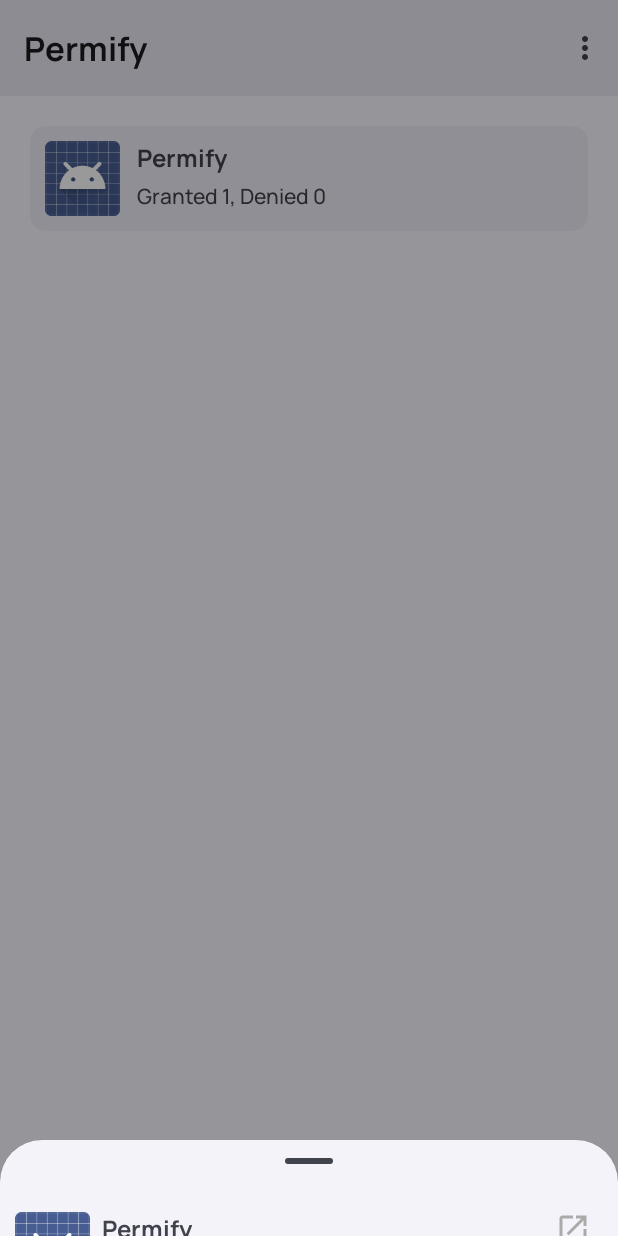
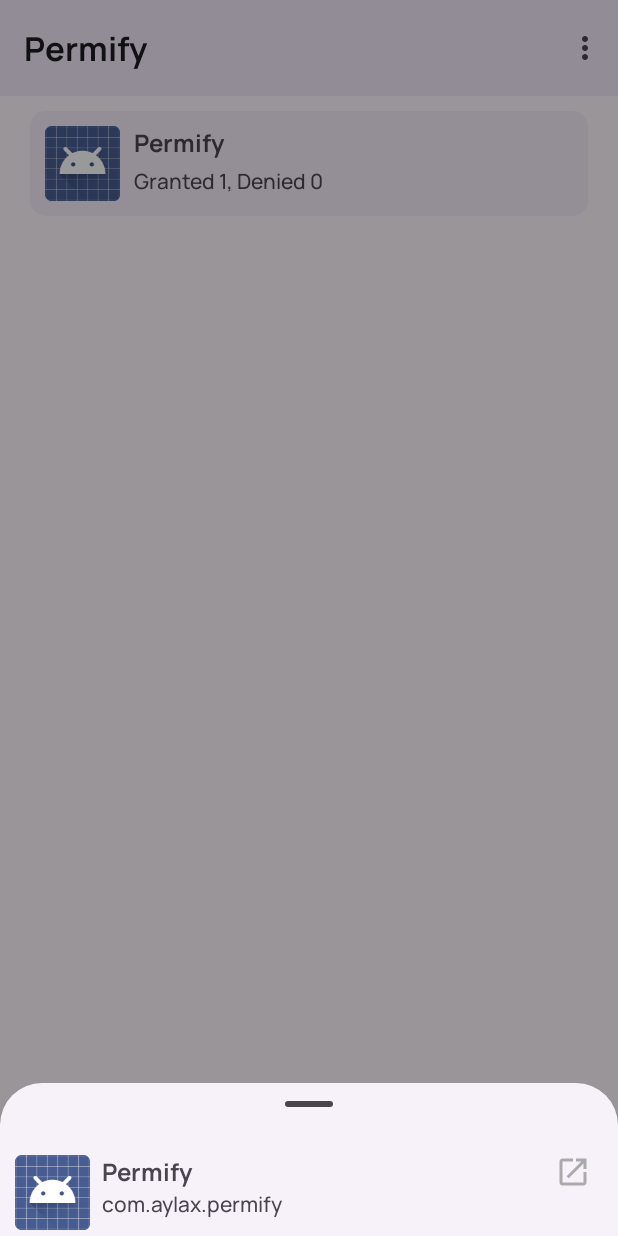
Before and after one commit to lazy-pr0grammer/Permify, an Android app: the screen it shows after launch (MainActivity), after a tap on "Permify", on a phone screen of 412 x 824 dp. Run offline under Robolectric (Android 15) with nearby library versions, the phone set to English and light mode, and no system bars.

Commit message:
Fixed runtime crash issue, Fixed scrolling issue, Minor improvements have been made to the design and improved performance.

```diff
--- a/app/src/main/AndroidManifest.xml
+++ b/app/src/main/AndroidManifest.xml
@@ -10,7 +10,6 @@
 
     <uses-permission android:name="android.permission.POST_NOTIFICATIONS" />
     <application
-        android:name=".App"
         android:allowBackup="true"
         android:icon="@mipmap/ic_launcher"
         android:label="@string/app_name"
--- a/app/src/main/java/com/aylax/permify/App.kt
+++ /dev/null
@@ -1,18 +0,0 @@
-package com.aylax.permify
-
-import android.app.Application
-import android.content.Context
-import com.google.android.material.color.DynamicColors
-
-class App : Application() {
-
-    override fun onCreate() {
-        super.onCreate()
-        context = this
-        DynamicColors.applyToActivitiesIfAvailable(this)
-    }
-
-    companion object {
-        lateinit var context: Context
-    }
-}
--- a/app/src/main/java/com/aylax/permify/data/repository/ApplicationRepository.kt
+++ b/app/src/main/java/com/aylax/permify/data/repository/ApplicationRepository.kt
@@ -1,17 +1,17 @@
 package com.aylax.permify.data.repository
 
+import android.content.Context
 import androidx.lifecycle.LiveData
 import androidx.lifecycle.MutableLiveData
 import com.aylax.library.api.AppManager
 import com.aylax.library.model.Application
-import com.aylax.permify.App
 import com.aylax.permify.utils.DiskExecutor
 
 class ApplicationRepository {
-    fun getApplications(isSystem: Boolean): LiveData<List<Application>> {
+    fun getApplications(context:Context,isSystem: Boolean): LiveData<List<Application>> {
         val result = MutableLiveData<List<Application>>()
         DiskExecutor()
-            .execute { result.postValue(AppManager(App.context).getApplications(isSystem)) }
+            .execute { result.postValue(AppManager(context).getApplications(isSystem)) }
         return result
     }
 }
--- a/app/src/main/java/com/aylax/permify/ui/details/PermissionFragment.kt
+++ b/app/src/main/java/com/aylax/permify/ui/details/PermissionFragment.kt
@@ -45,7 +45,7 @@ class PermissionFragment : BottomSheetDialogFragment(), PermissionAdapter.OnClic
             pkg.text = app.pkg_name
             viewModel.getPermissions(requireArguments(), Mode.AUTO)
                 .observe(this@PermissionFragment) {
-                    recyclerView.adapter = PermissionAdapter(it, this@PermissionFragment)
+                    recyclerView.adapter = it?.let { it1 -> PermissionAdapter(it1, this@PermissionFragment) }
                 }
             open.setOnClickListener {
                 MaterialAlertDialogBuilder(requireContext()).apply {
--- a/app/src/main/java/com/aylax/permify/ui/details/PermissionViewModel.kt
+++ b/app/src/main/java/com/aylax/permify/ui/details/PermissionViewModel.kt
@@ -11,7 +11,7 @@ class PermissionViewModel : ViewModel() {
     fun getPermissions(
         bundle: Bundle,
         mode: Int
-    ): LiveData<List<Permission>> {
+    ): LiveData<List<Permission>?> {
         return DataManager.getInstance().permissionRepository.getPermissions(bundle, mode)
     }
 }
--- a/app/src/main/java/com/aylax/permify/ui/main/MainActivity.kt
+++ b/app/src/main/java/com/aylax/permify/ui/main/MainActivity.kt
@@ -6,7 +6,6 @@ import android.view.Menu
 import android.view.MenuItem
 import android.view.View
 import androidx.appcompat.app.AppCompatActivity
-import androidx.core.view.WindowCompat
 import androidx.lifecycle.ViewModelProvider
 import androidx.recyclerview.widget.LinearLayoutManager
 import com.aylax.library.model.Application
@@ -23,7 +22,6 @@ class MainActivity : AppCompatActivity(), MainAdapter.OnClickListener {
     private lateinit var viewModel: MainViewModel
 
     override fun onCreate(savedInstanceState: Bundle?) {
-        WindowCompat.setDecorFitsSystemWindows(window, false)
         super.onCreate(savedInstanceState)
 
         binding = ActivityMainBinding.inflate(layoutInflater)
@@ -40,7 +38,7 @@ class MainActivity : AppCompatActivity(), MainAdapter.OnClickListener {
             setSupportActionBar(toolbar)
             Util.setToolbarFont(toolbar)
             recyclerView.layoutManager = LinearLayoutManager(this@MainActivity)
-            viewModel.loadApplications(system = false).observe(this@MainActivity) {
+            viewModel.loadApplications(applicationContext, false).observe(this@MainActivity) {
                 recyclerView.adapter = MainAdapter(it, this@MainActivity)
                 recyclerView.visibility = View.VISIBLE
                 indicator.visibility = View.GONE
@@ -60,7 +58,7 @@ class MainActivity : AppCompatActivity(), MainAdapter.OnClickListener {
                         binding.apply {
                             recyclerView.visibility = View.GONE
                             indicator.visibility = View.VISIBLE
-                            viewModel.loadApplications(false).observe(this@MainActivity) {
+                            viewModel.loadApplications(context, false).observe(this@MainActivity) {
                                 recyclerView.adapter = MainAdapter(it, this@MainActivity)
                                 recyclerView.visibility = View.VISIBLE
                                 indicator.visibility = View.GONE
@@ -71,7 +69,7 @@ class MainActivity : AppCompatActivity(), MainAdapter.OnClickListener {
                         binding.apply {
                             recyclerView.visibility = View.GONE
                             indicator.visibility = View.VISIBLE
-                            viewModel.loadApplications(true).observe(this@MainActivity) {
+                            viewModel.loadApplications(context, true).observe(this@MainActivity) {
                                 recyclerView.adapter = MainAdapter(it, this@MainActivity)
                                 recyclerView.visibility = View.VISIBLE
                                 indicator.visibility = View.GONE
--- a/app/src/main/java/com/aylax/permify/ui/main/MainViewModel.kt
+++ b/app/src/main/java/com/aylax/permify/ui/main/MainViewModel.kt
@@ -1,12 +1,13 @@
 package com.aylax.permify.ui.main
 
+import android.content.Context
 import androidx.lifecycle.LiveData
 import androidx.lifecycle.ViewModel
 import com.aylax.library.model.Application
 import com.aylax.permify.data.DataManager
 
 class MainViewModel : ViewModel() {
-    fun loadApplications(system: Boolean): LiveData<List<Application>> {
-        return DataManager.getInstance().appRepository.getApplications(system)
+    fun loadApplications(context: Context, system: Boolean): LiveData<List<Application>> {
+        return DataManager.getInstance().appRepository.getApplications(context, system)
     }
 }
--- a/app/src/main/res/layout/activity_main.xml
+++ b/app/src/main/res/layout/activity_main.xml
@@ -4,20 +4,17 @@
     xmlns:tools="http://schemas.android.com/tools"
     android:layout_width="match_parent"
     android:layout_height="match_parent"
-    android:fitsSystemWindows="true"
     tools:context=".ui.main.MainActivity">
 
     <com.google.android.material.appbar.AppBarLayout
         android:layout_width="match_parent"
-        android:layout_height="wrap_content"
-        android:fitsSystemWindows="true">
+        android:layout_height="wrap_content">
 
         <com.google.android.material.appbar.MaterialToolbar
             android:id="@+id/toolbar"
             android:layout_width="match_parent"
-            android:layout_height="?attr/actionBarSize"
-            app:title="@string/app_name"
-            app:titleCentered="false" />
+            android:layout_height="wrap_content"
+            app:title="@string/app_name" />
 
     </com.google.android.material.appbar.AppBarLayout>
 
--- a/app/src/main/res/layout/fragment_permission.xml
+++ b/app/src/main/res/layout/fragment_permission.xml
@@ -1,14 +1,14 @@
 <?xml version="1.0" encoding="utf-8"?>
 <androidx.coordinatorlayout.widget.CoordinatorLayout xmlns:android="http://schemas.android.com/apk/res/android"
     xmlns:app="http://schemas.android.com/apk/res-auto"
-    xmlns:tools="http://schemas.android.com/tools"
     android:layout_width="match_parent"
-    android:layout_height="wrap_content">
+    android:layout_height="match_parent">
 
     <FrameLayout
         style="@style/Widget.Material3.BottomSheet"
         android:layout_width="match_parent"
         android:layout_height="wrap_content"
+        android:minHeight="333dp"
         app:layout_behavior="com.google.android.material.bottomsheet.BottomSheetBehavior">
 
         <androidx.constraintlayout.widget.ConstraintLayout
@@ -37,23 +37,25 @@
 
             <TextView
                 android:id="@+id/name"
-                android:layout_width="wrap_content"
+                android:layout_width="0dp"
                 android:layout_height="wrap_content"
                 android:layout_marginStart="8dp"
                 android:fontFamily="@font/manrope_bold"
                 android:text="@string/app_name"
                 android:textSize="16sp"
+                app:layout_constraintEnd_toStartOf="@+id/open"
                 app:layout_constraintStart_toEndOf="@+id/icon"
                 app:layout_constraintTop_toBottomOf="@+id/dragger" />
 
             <TextView
                 android:id="@+id/pkg"
-                android:layout_width="wrap_content"
+                android:layout_width="0dp"
                 android:layout_height="wrap_content"
                 android:layout_marginStart="8dp"
                 android:fontFamily="@font/manrope_medium"
                 android:text="@string/com_test_package"
                 android:textSize="14sp"
+                app:layout_constraintEnd_toStartOf="@+id/open"
                 app:layout_constraintStart_toEndOf="@+id/icon"
                 app:layout_constraintTop_toBottomOf="@+id/name" />
 
@@ -70,14 +72,15 @@
                 app:layout_constraintBottom_toTopOf="@+id/pkg"
                 app:layout_constraintEnd_toEndOf="parent"
                 app:layout_constraintTop_toBottomOf="@+id/dragger"
-                app:tint="@android:color/darker_gray"
-                tools:targetApi="s" />
+                app:tint="@android:color/darker_gray" />
 
             <androidx.recyclerview.widget.RecyclerView
                 android:id="@+id/recyclerView"
                 android:layout_width="match_parent"
                 android:layout_height="wrap_content"
                 android:layout_marginTop="8dp"
+                android:nestedScrollingEnabled="false"
+                app:layout_behavior="@string/appbar_scrolling_view_behavior"
                 app:layout_constraintTop_toBottomOf="@+id/icon" />
         </androidx.constraintlayout.widget.ConstraintLayout>
     </FrameLayout>
--- a/app/src/main/res/layout/item_application.xml
+++ b/app/src/main/res/layout/item_application.xml
@@ -1,22 +1,22 @@
 <?xml version="1.0" encoding="utf-8"?>
 <androidx.constraintlayout.widget.ConstraintLayout xmlns:android="http://schemas.android.com/apk/res/android"
     xmlns:app="http://schemas.android.com/apk/res-auto"
-    xmlns:tools="http://schemas.android.com/tools"
     android:layout_width="match_parent"
-    android:layout_height="match_parent">
+    android:layout_height="wrap_content">
 
     <com.google.android.material.card.MaterialCardView
         android:id="@+id/background"
         android:layout_width="match_parent"
         android:layout_height="wrap_content"
-        android:layout_margin="20dp"
+        android:layout_marginHorizontal="20dp"
+        android:layout_marginVertical="10dp"
         app:cardCornerRadius="10dp"
         app:cardElevation="0dp"
-        app:strokeWidth="0dp"
+        app:layout_constraintBottom_toBottomOf="parent"
         app:layout_constraintLeft_toLeftOf="parent"
         app:layout_constraintRight_toRightOf="parent"
         app:layout_constraintTop_toTopOf="parent"
-        tools:targetApi="s">
+        app:strokeWidth="0dp">
 
         <androidx.constraintlayout.widget.ConstraintLayout
             android:layout_width="match_parent"
@@ -34,18 +34,16 @@
                 app:layout_constraintTop_toTopOf="parent" />
 
             <TextView
+                android:layout_marginStart="9dp"
                 android:id="@+id/title"
-                android:layout_width="wrap_content"
+                android:layout_width="0dp"
                 android:layout_height="wrap_content"
                 android:fontFamily="@font/manrope_bold"
                 android:text="@string/item_application_header"
                 android:textSize="16sp"
-                app:layout_constraintBottom_toBottomOf="parent"
                 app:layout_constraintEnd_toEndOf="parent"
-                app:layout_constraintHorizontal_bias="0.047"
                 app:layout_constraintStart_toEndOf="@+id/imageView"
-                app:layout_constraintTop_toTopOf="parent"
-                app:layout_constraintVertical_bias="0.0" />
+                app:layout_constraintTop_toTopOf="parent" />
 
             <TextView
                 android:id="@+id/description"
--- a/app/src/main/res/layout/item_permission.xml
+++ b/app/src/main/res/layout/item_permission.xml
@@ -1,22 +1,22 @@
 <?xml version="1.0" encoding="utf-8"?>
 <androidx.constraintlayout.widget.ConstraintLayout xmlns:android="http://schemas.android.com/apk/res/android"
     xmlns:app="http://schemas.android.com/apk/res-auto"
-    xmlns:tools="http://schemas.android.com/tools"
     android:layout_width="match_parent"
-    android:layout_height="match_parent">
+    android:layout_height="wrap_content">
 
     <com.google.android.material.card.MaterialCardView
         android:id="@+id/background"
         android:layout_width="match_parent"
         android:layout_height="wrap_content"
-        android:layout_margin="20dp"
+        android:layout_marginVertical="10dp"
+        android:layout_marginHorizontal="20dp"
         app:cardCornerRadius="10dp"
         app:cardElevation="0dp"
+        app:layout_constraintBottom_toBottomOf="parent"
         app:layout_constraintLeft_toLeftOf="parent"
         app:layout_constraintRight_toRightOf="parent"
         app:layout_constraintTop_toTopOf="parent"
-        app:strokeWidth="0dp"
-        tools:targetApi="s">
+        app:strokeWidth="0dp">
 
         <androidx.constraintlayout.widget.ConstraintLayout
             android:layout_width="match_parent"
--- a/build.gradle
+++ b/build.gradle
@@ -1,6 +1,6 @@
 // Top-level build file where you can add configuration options common to all sub-projects/modules.
 plugins {
-    id 'com.android.application' version '7.4.2' apply false
-    id 'com.android.library' version '7.4.2' apply false
+    id 'com.android.application' version '8.1.1' apply false
+    id 'com.android.library' version '8.1.1' apply false
     id 'org.jetbrains.kotlin.android' version '1.8.20' apply false
 }
--- a/gradle.properties
+++ b/gradle.properties
@@ -21,3 +21,5 @@ kotlin.code.style=official
 # resources declared in the library itself and none from the library's dependencies,
 # thereby reducing the size of the R class for that library
 android.nonTransitiveRClass=true
+android.defaults.buildfeatures.buildconfig=true
+android.nonFinalResIds=false
```
Also changed, not shown: gradle/wrapper/gradle-wrapper.properties.
